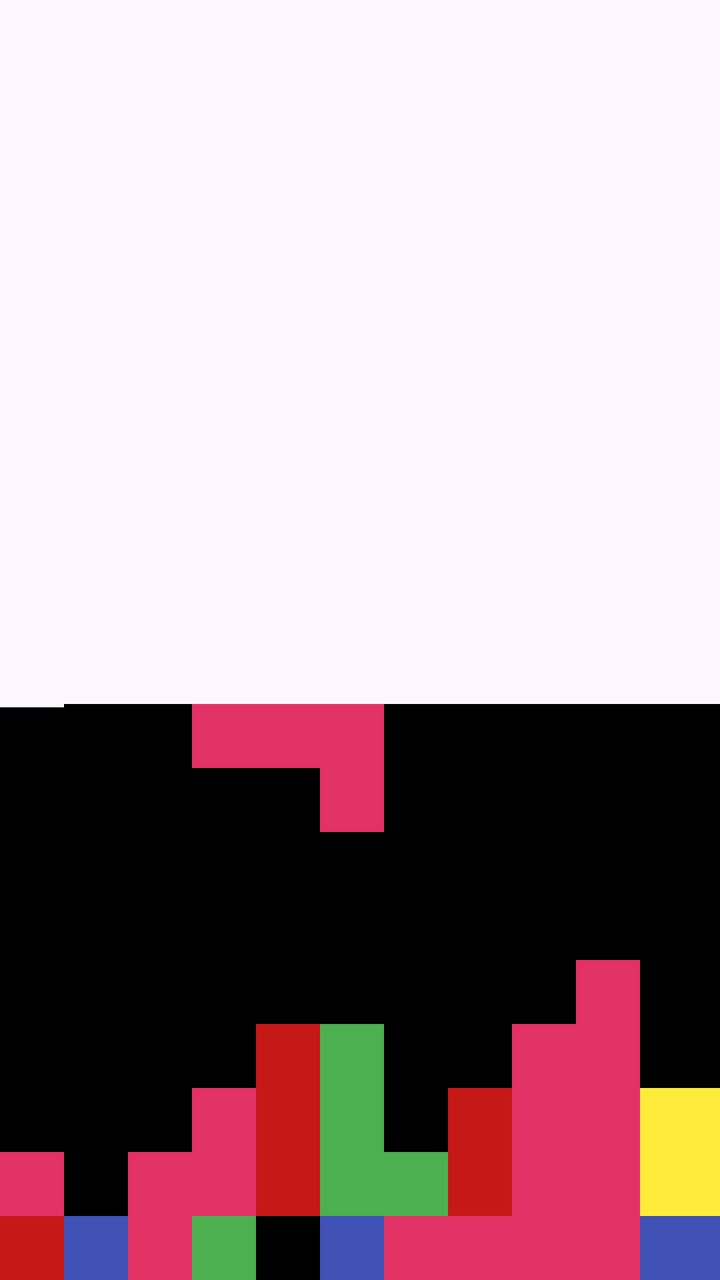
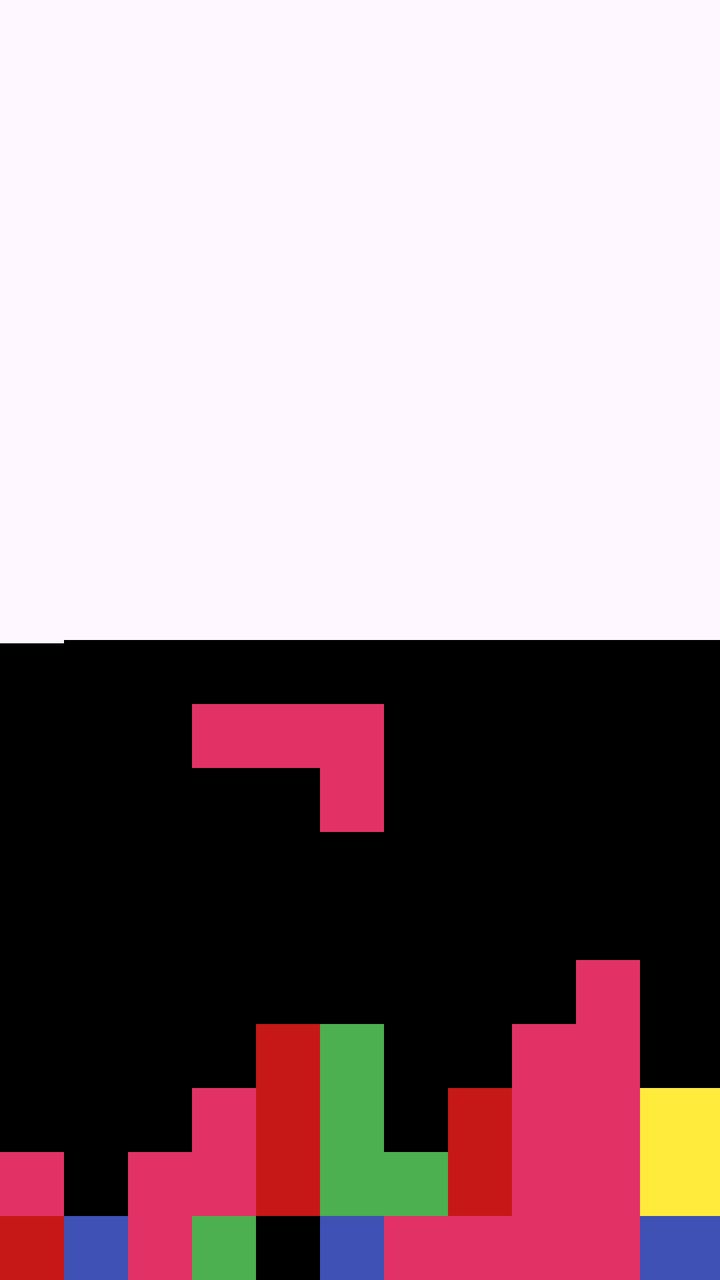

Before-and-after screenshots of an Android layout around one commit, followed by the original layout XML and the change that was made.
<!-- AndroidManifest.xml: application theme Theme.ViewsKata -->
<!-- res/layout/view_rl_exe1.xml -->
<?xml version="1.0" encoding="utf-8"?>
<RelativeLayout xmlns:android="http://schemas.android.com/apk/res/android"
    android:layout_width="match_parent"
    android:layout_height="match_parent">

    <TextView
        android:id="@+id/image_1"
        android:layout_width="32dp"
        android:layout_height="32dp"
        android:background="@color/red"
        android:layout_alignParentBottom="true"/>
    <TextView
        android:id="@+id/image_2"
        android:layout_width="32dp"
        android:layout_height="32dp"
        android:background="@color/blue"
        android:layout_toEndOf="@id/image_1"
        android:layout_alignParentBottom="true"/>
    <TextView
        android:id="@+id/image_3"
        android:layout_width="32dp"
        android:layout_height="32dp"
        android:background="@color/pink"
        android:layout_toEndOf="@id/image_2"
        android:layout_alignParentBottom="true"/>
    <TextView
        android:id="@+id/image_4"
        android:layout_width="32dp"
        android:layout_height="32dp"
        android:background="@color/green"
        android:layout_toEndOf="@id/image_3"
        android:layout_alignParentBottom="true"/>
    <TextView
        android:id="@+id/image_5"
        android:layout_width="32dp"
        android:layout_height="32dp"
        android:background="@color/black"
        android:layout_toEndOf="@id/image_4"
        android:layout_alignParentBottom="true"/>
    <TextView
        android:id="@+id/image_6"
        android:layout_width="32dp"
        android:layout_height="32dp"
        android:background="@color/blue"
        android:layout_toEndOf="@id/image_5"
        android:layout_alignParentBottom="true"/>
    <TextView
        android:id="@+id/image_7"
        android:layout_width="32dp"
        android:layout_height="32dp"
        android:background="@color/pink"
        android:layout_toEndOf="@id/image_6"
        android:layout_alignParentBottom="true"/>
    <TextView
        android:id="@+id/image_8"
        android:layout_width="32dp"
        android:layout_height="32dp"
        android:background="@color/pink"
        android:layout_toEndOf="@id/image_7"
        android:layout_alignParentBottom="true"/>
    <TextView
        android:id="@+id/image_9"
        android:layout_width="32dp"
        android:layout_height="32dp"
        android:background="@color/pink"
        android:layout_toEndOf="@id/image_8"
        android:layout_alignParentBottom="true"/>
    <TextView
        android:id="@+id/image_10"
        android:layout_width="32dp"
        android:layout_height="32dp"
        android:background="@color/pink"
        android:layout_toEndOf="@id/image_9"
        android:layout_alignParentBottom="true"/>
    <TextView
        android:id="@+id/image_11"
        android:layout_width="32dp"
        android:layout_height="32dp"
        android:background="@color/blue"
        android:layout_toEndOf="@id/image_10"
        android:layout_alignParentBottom="true"/>
    <TextView
        android:id="@+id/image_12"
        android:layout_width="32dp"
        android:layout_height="32dp"
        android:background="@color/blue"
        android:layout_toEndOf="@id/image_11"
        android:layout_alignParentBottom="true"/>
    <TextView
        android:id="@+id/image_13"
        android:layout_width="32dp"
        android:layout_height="32dp"
        android:background="@color/blue"
        android:layout_toEndOf="@id/image_12"
        android:layout_alignParentBottom="true"/>

    

    <TextView
        android:id="@+id/image_14"
        android:layout_width="32dp"
        android:layout_height="32dp"
        android:background="@color/pink"
        android:layout_above="@id/image_1" />

    <TextView
        android:id="@+id/image_15"
        android:layout_width="32dp"
        android:layout_height="32dp"
        android:background="@color/black"
        android:layout_above="@id/image_2"
        android:layout_toEndOf="@id/image_14"/>

    <TextView
        android:id="@+id/image_16"
        android:layout_width="32dp"
        android:layout_height="32dp"
        android:background="@color/pink"
        android:layout_above="@id/image_3"
        android:layout_toEndOf="@id/image_15"/>
    <TextView
        android:id="@+id/image_17"
        android:layout_width="32dp"
        android:layout_height="32dp"
        android:background="@color/pink"
        android:layout_above="@id/image_4"
        android:layout_toEndOf="@id/image_16"/>

    <TextView
        android:id="@+id/image_18"
        android:layout_width="32dp"
        android:layout_height="32dp"
        android:background="@color/red"
        android:layout_above="@id/image_5"
        android:layout_toEndOf="@id/image_17"/>
    <TextView
        android:id="@+id/image_19"
        android:layout_width="32dp"
        android:layout_height="32dp"
        android:background="@color/green"
        android:layout_above="@id/image_6"
        android:layout_toEndOf="@id/image_18"/>
    <TextView
        android:id="@+id/image_20"
        android:layout_width="32dp"
        android:layout_height="32dp"
        android:background="@color/green"
        android:layout_above="@id/image_7"
        android:layout_toEndOf="@id/image_19"/>

    <TextView
        android:id="@+id/image_21"
        android:layout_width="32dp"
        android:layout_height="32dp"
        android:background="@color/red"
        android:layout_above="@id/image_8"
        android:layout_toEndOf="@id/image_20"/>

    <TextView
        android:id="@+id/image_22"
        android:layout_width="32dp"
        android:layout_height="32dp"
        android:background="@color/pink"
        android:layout_above="@id/image_9"
        android:layout_toEndOf="@id/image_21"/>

    <TextView
        android:id="@+id/image_23"
        android:layout_width="32dp"
        android:layout_height="32dp"
        android:background="@color/pink"
        android:layout_above="@id/image_10"
        android:layout_toEndOf="@id/image_22"/>

    <TextView
        android:id="@+id/image_24"
        android:layout_width="32dp"
        android:layout_height="32dp"
        android:background="@color/yellow"
        android:layout_above="@id/image_11"
        android:layout_toEndOf="@id/image_23"/>

    <TextView
        android:id="@+id/image_25"
        android:layout_width="32dp"
        android:layout_height="32dp"
        android:background="@color/yellow"
        android:layout_above="@id/image_12"
        android:layout_toEndOf="@id/image_24"/>

    <TextView
        android:id="@+id/image_26"
        android:layout_width="32dp"
        android:layout_height="32dp"
        android:background="@color/yellow"
        android:layout_above="@id/image_13"
        android:layout_toEndOf="@id/image_25"/>

    

    <TextView
        android:id="@+id/image_27"
        android:layout_width="32dp"
        android:layout_height="32dp"
        android:background="@color/black"
        android:layout_above="@id/image_14" />

    <TextView
        android:id="@+id/image_28"
        android:layout_width="32dp"
        android:layout_height="32dp"
        android:background="@color/black"
        android:layout_above="@id/image_15"
        android:layout_toEndOf="@id/image_27"/>

    <TextView
        android:id="@+id/image_29"
        android:layout_width="32dp"
        android:layout_height="32dp"
        android:background="@color/black"
        android:layout_above="@id/image_16"
        android:layout_toEndOf="@id/image_28"/>
    <TextView
        android:id="@+id/image_30"
        android:layout_width="32dp"
        android:layout_height="32dp"
        android:background="@color/pink"
        android:layout_above="@id/image_16"
        android:layout_toEndOf="@id/image_29"/>

    <TextView
        android:id="@+id/image_31"
        android:layout_width="32dp"
        android:layout_height="32dp"
        android:background="@color/red"
        android:layout_above="@id/image_17"
        android:layout_toEndOf="@id/image_30"/>
    <TextView
        android:id="@+id/image_32"
        android:layout_width="32dp"
        android:layout_height="32dp"
        android:background="@color/green"
        android:layout_above="@id/image_18"
        android:layout_toEndOf="@id/image_31"/>
    <TextView
        android:id="@+id/image_33"
        android:layout_width="32dp"
        android:layout_height="32dp"
        android:background="@color/black"
        android:layout_above="@id/image_19"
        android:layout_toEndOf="@id/image_32"/>

    <TextView
        android:id="@+id/image_34"
        android:layout_width="32dp"
        android:layout_height="32dp"
        android:background="@color/red"
        android:layout_above="@id/image_20"
        android:layout_toEndOf="@id/image_33"/>

    <TextView
        android:id="@+id/image_35"
        android:layout_width="32dp"
        android:layout_height="32dp"
        android:background="@color/pink"
        android:layout_above="@id/image_20"
        android:layout_toEndOf="@id/image_34"/>

    <TextView
        android:id="@+id/image_36"
        android:layout_width="32dp"
        android:layout_height="32dp"
        android:background="@color/pink"
        android:layout_above="@id/image_21"
        android:layout_toEndOf="@id/image_35"/>

    <TextView
        android:id="@+id/image_37"
        android:layout_width="32dp"
        android:layout_height="32dp"
        android:background="@color/yellow"
        android:layout_above="@id/image_22"
        android:layout_toEndOf="@id/image_36"/>

    <TextView
        android:id="@+id/image_38"
        android:layout_width="32dp"
        android:layout_height="32dp"
        android:background="@color/yellow"
        android:layout_above="@id/image_23"
        android:layout_toEndOf="@id/image_37"/>

    <TextView
        android:id="@+id/image_39"
        android:layout_width="32dp"
        android:layout_height="32dp"
        android:background="@color/yellow"
        android:layout_above="@id/image_24"
        android:layout_toEndOf="@id/image_38"/>

    

    <TextView
        android:id="@+id/image_40"
        android:layout_width="32dp"
        android:layout_height="32dp"
        android:background="@color/black"
        android:layout_above="@id/image_27" />

    <TextView
        android:id="@+id/image_41"
        android:layout_width="32dp"
        android:layout_height="32dp"
        android:background="@color/black"
        android:layout_above="@id/image_28"
        android:layout_toEndOf="@id/image_27"/>

    <TextView
        android:id="@+id/image_42"
        android:layout_width="32dp"
        android:layout_height="32dp"
        android:background="@color/black"
        android:layout_above="@id/image_29"
        android:layout_toEndOf="@id/image_28"/>
    <TextView
        android:id="@+id/image_43"
        android:layout_width="32dp"
        android:layout_height="32dp"
        android:background="@color/black"
        android:layout_above="@id/image_30"
        android:layout_toEndOf="@id/image_29"/>

    <TextView
        android:id="@+id/image_44"
        android:layout_width="32dp"
        android:layout_height="32dp"
        android:background="@color/red"
        android:layout_above="@id/image_31"
        android:layout_toEndOf="@id/image_30"/>
    <TextView
        android:id="@+id/image_45"
        android:layout_width="32dp"
        android:layout_height="32dp"
        android:background="@color/green"
        android:layout_above="@id/image_32"
        android:layout_toEndOf="@id/image_31"/>
    <TextView
        android:id="@+id/image_46"
        android:layout_width="32dp"
        android:layout_height="32dp"
        android:background="@color/black"
        android:layout_above="@id/image_33"
        android:layout_toEndOf="@id/image_32"/>

    <TextView
        android:id="@+id/image_47"
        android:layout_width="32dp"
        android:layout_height="32dp"
        android:background="@color/black"
        android:layout_above="@id/image_34"
        android:layout_toEndOf="@id/image_33"/>

    <TextView
        android:id="@+id/image_48"
        android:layout_width="32dp"
        android:layout_height="32dp"
        android:background="@color/pink"
        android:layout_above="@id/image_35"
        android:layout_toEndOf="@id/image_34"/>

    <TextView
        android:id="@+id/image_49"
        android:layout_width="32dp"
        android:layout_height="32dp"
        android:background="@color/pink"
        android:layout_above="@id/image_36"
        android:layout_toEndOf="@id/image_35"/>

    <TextView
        android:id="@+id/image_50"
        android:layout_width="32dp"
        android:layout_height="32dp"
        android:background="@color/black"
        android:layout_above="@id/image_37"
        android:layout_toEndOf="@id/image_36"/>

    <TextView
        android:id="@+id/image_51"
        android:layout_width="32dp"
        android:layout_height="32dp"
        android:background="@color/black"
        android:layout_above="@id/image_38"
        android:layout_toEndOf="@id/image_37"/>

    <TextView
        android:id="@+id/image_52"
        android:layout_width="32dp"
        android:layout_height="32dp"
        android:background="@color/black"
        android:layout_above="@id/image_39"
        android:layout_toEndOf="@id/image_38"/>

    

    <TextView
        android:id="@+id/image_53"
        android:layout_width="32dp"
        android:layout_height="32dp"
        android:background="@color/black"
        android:layout_above="@id/image_40" />

    <TextView
        android:id="@+id/image_54"
        android:layout_width="32dp"
        android:layout_height="32dp"
        android:background="@color/black"
        android:layout_above="@id/image_41"
        android:layout_toEndOf="@id/image_27"/>

    <TextView
        android:id="@+id/image_55"
        android:layout_width="32dp"
        android:layout_height="32dp"
        android:background="@color/black"
        android:layout_above="@id/image_42"
        android:layout_toEndOf="@id/image_28"/>
    <TextView
        android:id="@+id/image_56"
        android:layout_width="32dp"
        android:layout_height="32dp"
        android:background="@color/black"
        android:layout_above="@id/image_43"
        android:layout_toEndOf="@id/image_29"/>

    <TextView
        android:id="@+id/image_57"
        android:layout_width="32dp"
        android:layout_height="32dp"
        android:background="@color/black"
        android:layout_above="@id/image_44"
        android:layout_toEndOf="@id/image_30"/>
    <TextView
        android:id="@+id/image_58"
        android:layout_width="32dp"
        android:layout_height="32dp"
        android:background="@color/black"
        android:layout_above="@id/image_45"
        android:layout_toEndOf="@id/image_31"/>
    <TextView
        android:id="@+id/image_59"
        android:layout_width="32dp"
        android:layout_height="32dp"
        android:background="@color/black"
        android:layout_above="@id/image_46"
        android:layout_toEndOf="@id/image_32"/>

    <TextView
        android:id="@+id/image_60"
        android:layout_width="32dp"
        android:layout_height="32dp"
        android:background="@color/black"
        android:layout_above="@id/image_47"
        android:layout_toEndOf="@id/image_33"/>

    <TextView
        android:id="@+id/image_61"
        android:layout_width="32dp"
        android:layout_height="32dp"
        android:background="@color/black"
        android:layout_above="@id/image_48"
        android:layout_toEndOf="@id/image_34"/>

    <TextView
        android:id="@+id/image_62"
        android:layout_width="32dp"
        android:layout_height="32dp"
        android:background="@color/pink"
        android:layout_above="@id/image_49"
        android:layout_toEndOf="@id/image_35"/>

    <TextView
        android:id="@+id/image_63"
        android:layout_width="32dp"
        android:layout_height="32dp"
        android:background="@color/black"
        android:layout_above="@id/image_50"
        android:layout_toEndOf="@id/image_36"/>

    <TextView
        android:id="@+id/image_64"
        android:layout_width="32dp"
        android:layout_height="32dp"
        android:background="@color/black"
        android:layout_above="@id/image_51"
        android:layout_toEndOf="@id/image_37"/>

    <TextView
        android:id="@+id/image_65"
        android:layout_width="32dp"
        android:layout_height="32dp"
        android:background="@color/black"
        android:layout_above="@id/image_52"
        android:layout_toEndOf="@id/image_38"/>

    

    <TextView
        android:id="@+id/image_66"
        android:layout_width="32dp"
        android:layout_height="32dp"
        android:background="@color/black"
        android:layout_above="@id/image_53" />

    <TextView
        android:id="@+id/image_67"
        android:layout_width="32dp"
        android:layout_height="32dp"
        android:background="@color/black"
        android:layout_above="@id/image_54"
        android:layout_toEndOf="@id/image_27"/>

    <TextView
        android:id="@+id/image_68"
        android:layout_width="32dp"
        android:layout_height="32dp"
        android:background="@color/black"
        android:layout_above="@id/image_55"
        android:layout_toEndOf="@id/image_28"/>
    <TextView
        android:id="@+id/image_69"
        android:layout_width="32dp"
        android:layout_height="32dp"
        android:background="@color/black"
        android:layout_above="@id/image_56"
        android:layout_toEndOf="@id/image_29"/>

    <TextView
        android:id="@+id/image_70"
        android:layout_width="32dp"
        android:layout_height="32dp"
        android:background="@color/black"
        android:layout_above="@id/image_57"
        android:layout_toEndOf="@id/image_30"/>
    <TextView
        android:id="@+id/image_71"
        android:layout_width="32dp"
        android:layout_height="32dp"
        android:background="@color/black"
        android:layout_above="@id/image_58"
        android:layout_toEndOf="@id/image_31"/>
    <TextView
        android:id="@+id/image_72"
        android:layout_width="32dp"
        android:layout_height="32dp"
        android:background="@color/black"
        android:layout_above="@id/image_59"
        android:layout_toEndOf="@id/image_32"/>

    <TextView
        android:id="@+id/image_73"
        android:layout_width="32dp"
        android:layout_height="32dp"
        android:background="@color/black"
        android:layout_above="@id/image_60"
        android:layout_toEndOf="@id/image_33"/>

    <TextView
        android:id="@+id/image_74"
        android:layout_width="32dp"
        android:layout_height="32dp"
        android:background="@color/black"
        android:layout_above="@id/image_61"
        android:layout_toEndOf="@id/image_34"/>

    <TextView
        android:id="@+id/image_75"
        android:layout_width="32dp"
        android:layout_height="32dp"
        android:background="@color/black"
        android:layout_above="@id/image_62"
        android:layout_toEndOf="@id/image_35"/>

    <TextView
        android:id="@+id/image_76"
        android:layout_width="32dp"
        android:layout_height="32dp"
        android:background="@color/black"
        android:layout_above="@id/image_63"
        android:layout_toEndOf="@id/image_36"/>

    <TextView
        android:id="@+id/image_77"
        android:layout_width="32dp"
        android:layout_height="32dp"
        android:background="@color/black"
        android:layout_above="@id/image_64"
        android:layout_toEndOf="@id/image_37"/>

    <TextView
        android:id="@+id/image_78"
        android:layout_width="32dp"
        android:layout_height="32dp"
        android:background="@color/black"
        android:layout_above="@id/image_65"
        android:layout_toEndOf="@id/image_38"/>

    

    <TextView
        android:id="@+id/image_79"
        android:layout_width="32dp"
        android:layout_height="32dp"
        android:layout_above="@id/image_66"
        android:layout_marginBottom="-2dp"
        android:background="@color/black" />

    <TextView
        android:id="@+id/image_80"
        android:layout_width="32dp"
        android:layout_height="32dp"
        android:background="@color/black"
        android:layout_above="@id/image_67"
        android:layout_toEndOf="@id/image_27"/>

    <TextView
        android:id="@+id/image_81"
        android:layout_width="32dp"
        android:layout_height="32dp"
        android:background="@color/black"
        android:layout_above="@id/image_68"
        android:layout_toEndOf="@id/image_28"/>
    <TextView
        android:id="@+id/image_82"
        android:layout_width="32dp"
        android:layout_height="32dp"
        android:background="@color/black"
        android:layout_above="@id/image_69"
        android:layout_toEndOf="@id/image_29"/>

    <TextView
        android:id="@+id/image_83"
        android:layout_width="32dp"
        android:layout_height="32dp"
        android:background="@color/black"
        android:layout_above="@id/image_70"
        android:layout_toEndOf="@id/image_30"/>
    <TextView
        android:id="@+id/image_84"
        android:layout_width="32dp"
        android:layout_height="32dp"
        android:background="@color/black"
        android:layout_above="@id/image_71"
        android:layout_toEndOf="@id/image_31"/>
    <TextView
        android:id="@+id/image_85"
        android:layout_width="32dp"
        android:layout_height="32dp"
        android:background="@color/black"
        android:layout_above="@id/image_72"
        android:layout_toEndOf="@id/image_32"/>

    <TextView
        android:id="@+id/image_86"
        android:layout_width="32dp"
        android:layout_height="32dp"
        android:background="@color/black"
        android:layout_above="@id/image_73"
        android:layout_toEndOf="@id/image_33"/>

    <TextView
        android:id="@+id/image_87"
        android:layout_width="32dp"
        android:layout_height="32dp"
        android:background="@color/black"
        android:layout_above="@id/image_74"
        android:layout_toEndOf="@id/image_34"/>

    <TextView
        android:id="@+id/image_88"
        android:layout_width="32dp"
        android:layout_height="32dp"
        android:background="@color/black"
        android:layout_above="@id/image_75"
        android:layout_toEndOf="@id/image_35"/>

    <TextView
        android:id="@+id/image_89"
        android:layout_width="32dp"
        android:layout_height="32dp"
        android:background="@color/black"
        android:layout_above="@id/image_76"
        android:layout_toEndOf="@id/image_36"/>

    <TextView
        android:id="@+id/image_90"
        android:layout_width="32dp"
        android:layout_height="32dp"
        android:background="@color/black"
        android:layout_above="@id/image_77"
        android:layout_toEndOf="@id/image_37"/>

    <TextView
        android:id="@+id/image_91"
        android:layout_width="32dp"
        android:layout_height="32dp"
        android:background="@color/black"
        android:layout_above="@id/image_78"
        android:layout_toEndOf="@id/image_38"/>

    

    <TextView
        android:id="@+id/image_92"
        android:layout_width="32dp"
        android:layout_height="32dp"
        android:background="@color/black"
        android:layout_above="@id/image_79" />

    <TextView
        android:id="@+id/image_93"
        android:layout_width="32dp"
        android:layout_height="32dp"
        android:background="@color/black"
        android:layout_above="@id/image_80"
        android:layout_toEndOf="@id/image_27"/>

    <TextView
        android:id="@+id/image_94"
        android:layout_width="32dp"
        android:layout_height="32dp"
        android:background="@color/black"
        android:layout_above="@id/image_81"
        android:layout_toEndOf="@id/image_28"/>
    <TextView
        android:id="@+id/image_95"
        android:layout_width="32dp"
        android:layout_height="32dp"
        android:background="@color/black"
        android:layout_above="@id/image_82"
        android:layout_toEndOf="@id/image_29"/>

    <TextView
        android:id="@+id/image_96"
        android:layout_width="32dp"
        android:layout_height="32dp"
        android:background="@color/black"
        android:layout_above="@id/image_83"
        android:layout_toEndOf="@id/image_30"/>
    <TextView
        android:id="@+id/image_97"
        android:layout_width="32dp"
        android:layout_height="32dp"
        android:background="@color/pink"
        android:layout_above="@id/image_84"
        android:layout_toEndOf="@id/image_31"/>
    <TextView
        android:id="@+id/image_98"
        android:layout_width="32dp"
        android:layout_height="32dp"
        android:background="@color/black"
        android:layout_above="@id/image_85"
        android:layout_toEndOf="@id/image_32"/>

    <TextView
        android:id="@+id/image_99"
        android:layout_width="32dp"
        android:layout_height="32dp"
        android:background="@color/black"
        android:layout_above="@id/image_86"
        android:layout_toEndOf="@id/image_33"/>

    <TextView
        android:id="@+id/image_100"
        android:layout_width="32dp"
        android:layout_height="32dp"
        android:background="@color/black"
        android:layout_above="@id/image_87"
        android:layout_toEndOf="@id/image_34"/>

    <TextView
        android:id="@+id/image_101"
        android:layout_width="32dp"
        android:layout_height="32dp"
        android:background="@color/black"
        android:layout_above="@id/image_88"
        android:layout_toEndOf="@id/image_35"/>

    <TextView
        android:id="@+id/image_102"
        android:layout_width="32dp"
        android:layout_height="32dp"
        android:background="@color/black"
        android:layout_above="@id/image_89"
        android:layout_toEndOf="@id/image_36"/>

    <TextView
        android:id="@+id/image_103"
        android:layout_width="32dp"
        android:layout_height="32dp"
        android:background="@color/black"
        android:layout_above="@id/image_90"
        android:layout_toEndOf="@id/image_37"/>

    <TextView
        android:id="@+id/image_104"
        android:layout_width="32dp"
        android:layout_height="32dp"
        android:background="@color/black"
        android:layout_above="@id/image_91"
        android:layout_toEndOf="@id/image_38"/>

    

    <TextView
        android:id="@+id/image_105"
        android:layout_width="32dp"
        android:layout_height="32dp"
        android:background="@color/black"
        android:layout_above="@id/image_92" />

    <TextView
        android:id="@+id/image_106"
        android:layout_width="32dp"
        android:layout_height="32dp"
        android:background="@color/black"
        android:layout_above="@id/image_93"
        android:layout_toEndOf="@id/image_27"/>

    <TextView
        android:id="@+id/image_107"
        android:layout_width="32dp"
        android:layout_height="32dp"
        android:background="@color/black"
        android:layout_above="@id/image_94"
        android:layout_toEndOf="@id/image_28"/>
    <TextView
        android:id="@+id/image_108"
        android:layout_width="32dp"
        android:layout_height="32dp"
        android:background="@color/pink"
        android:layout_above="@id/image_95"
        android:layout_toEndOf="@id/image_29"/>

    <TextView
        android:id="@+id/image_109"
        android:layout_width="32dp"
        android:layout_height="32dp"
        android:background="@color/pink"
        android:layout_above="@id/image_96"
        android:layout_toEndOf="@id/image_30"/>
    <TextView
        android:id="@+id/image_110"
        android:layout_width="32dp"
        android:layout_height="32dp"
        android:background="@color/pink"
        android:layout_above="@id/image_97"
        android:layout_toEndOf="@id/image_31"/>
    <TextView
        android:id="@+id/image_111"
        android:layout_width="32dp"
        android:layout_height="32dp"
        android:background="@color/black"
        android:layout_above="@id/image_98"
        android:layout_toEndOf="@id/image_32"/>

    <TextView
        android:id="@+id/image_112"
        android:layout_width="32dp"
        android:layout_height="32dp"
        android:background="@color/black"
        android:layout_above="@id/image_99"
        android:layout_toEndOf="@id/image_33"/>

    <TextView
        android:id="@+id/image_113"
        android:layout_width="32dp"
        android:layout_height="32dp"
        android:background="@color/black"
        android:layout_above="@id/image_100"
        android:layout_toEndOf="@id/image_34"/>

    <TextView
        android:id="@+id/image_114"
        android:layout_width="32dp"
        android:layout_height="32dp"
        android:background="@color/black"
        android:layout_above="@id/image_101"
        android:layout_toEndOf="@id/image_35"/>

    <TextView
        android:id="@+id/image_115"
        android:layout_width="32dp"
        android:layout_height="32dp"
        android:background="@color/black"
        android:layout_above="@id/image_102"
        android:layout_toEndOf="@id/image_36"/>

    <TextView
        android:id="@+id/image_116"
        android:layout_width="32dp"
        android:layout_height="32dp"
        android:background="@color/black"
        android:layout_above="@id/image_103"
        android:layout_toEndOf="@id/image_37"/>

    <TextView
        android:id="@+id/image_117"
        android:layout_width="32dp"
        android:layout_height="32dp"
        android:background="@color/black"
        android:layout_above="@id/image_104"
        android:layout_toEndOf="@id/image_38"/>


</RelativeLayout>
<!-- resources referenced by this layout -->
<resources>
  <color name="black">#FF000000</color>
  <color name="blue">#3F51B5</color>
  <color name="green">#4CAF50</color>
  <color name="pink">#E23265</color>
  <color name="red">#C71818</color>
  <color name="yellow">#FFEB3B</color>
  <style name="Theme.ViewsKata" parent="Base.Theme.ViewsKata" />
  <style name="Base.Theme.ViewsKata" parent="Theme.Material3.DayNight.NoActionBar">
          
          
      </style>
</resources>

<!-- the commit's change to res/layout/view_rl_exe1.xml (unified diff, before → after) -->
@@ -911,5 +911,107 @@
         android:layout_above="@id/image_104"
         android:layout_toEndOf="@id/image_38"/>
 
+    
+
+    <TextView
+        android:id="@+id/image_118"
+        android:layout_width="32dp"
+        android:layout_height="32dp"
+        android:background="@color/black"
+        android:layout_above="@id/image_105" />
+
+    <TextView
+        android:id="@+id/image_119"
+        android:layout_width="32dp"
+        android:layout_height="32dp"
+        android:background="@color/black"
+        android:layout_above="@id/image_106"
+        android:layout_toEndOf="@id/image_27"/>
+
+    <TextView
+        android:id="@+id/image_120"
+        android:layout_width="32dp"
+        android:layout_height="32dp"
+        android:background="@color/black"
+        android:layout_above="@id/image_107"
+        android:layout_toEndOf="@id/image_28"/>
+    <TextView
+        android:id="@+id/image_121"
+        android:layout_width="32dp"
+        android:layout_height="32dp"
+        android:background="@color/black"
+        android:layout_above="@id/image_108"
+        android:layout_toEndOf="@id/image_29"/>
+
+    <TextView
+        android:id="@+id/image_122"
+        android:layout_width="32dp"
+        android:layout_height="32dp"
+        android:background="@color/black"
+        android:layout_above="@id/image_109"
+        android:layout_toEndOf="@id/image_30"/>
+    <TextView
+        android:id="@+id/image_123"
+        android:layout_width="32dp"
+        android:layout_height="32dp"
+        android:background="@color/black"
+        android:layout_above="@id/image_110"
+        android:layout_toEndOf="@id/image_31"/>
+    <TextView
+        android:id="@+id/image_124"
+        android:layout_width="32dp"
+        android:layout_height="32dp"
+        android:background="@color/black"
+        android:layout_above="@id/image_111"
+        android:layout_toEndOf="@id/image_32"/>
+
+    <TextView
+        android:id="@+id/image_125"
+        android:layout_width="32dp"
+        android:layout_height="32dp"
+        android:background="@color/black"
+        android:layout_above="@id/image_112"
+        android:layout_toEndOf="@id/image_33"/>
+
+    <TextView
+        android:id="@+id/image_126"
+        android:layout_width="32dp"
+        android:layout_height="32dp"
+        android:background="@color/black"
+        android:layout_above="@id/image_113"
+        android:layout_toEndOf="@id/image_34"/>
+
+    <TextView
+        android:id="@+id/image_127"
+        android:layout_width="32dp"
+        android:layout_height="32dp"
+        android:background="@color/black"
+        android:layout_above="@id/image_114"
+        android:layout_toEndOf="@id/image_35"/>
+
+    <TextView
+        android:id="@+id/image_128"
+        android:layout_width="32dp"
+        android:layout_height="32dp"
+        android:background="@color/black"
+        android:layout_above="@id/image_115"
+        android:layout_toEndOf="@id/image_36"/>
+
+    <TextView
+        android:id="@+id/image_129"
+        android:layout_width="32dp"
+        android:layout_height="32dp"
+        android:background="@color/black"
+        android:layout_above="@id/image_116"
+        android:layout_toEndOf="@id/image_37"/>
+
+    <TextView
+        android:id="@+id/image_130"
+        android:layout_width="32dp"
+        android:layout_height="32dp"
+        android:background="@color/black"
+        android:layout_above="@id/image_117"
+        android:layout_toEndOf="@id/image_38"/>
+
 
 </RelativeLayout>
